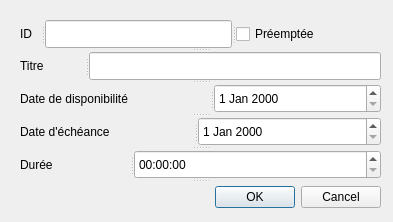
Before: the Qt Designer form Application/InterfaceGraphique/editionTacheUnitaireWindow.ui in Erzrael/LO21, drawn with Qt 5.
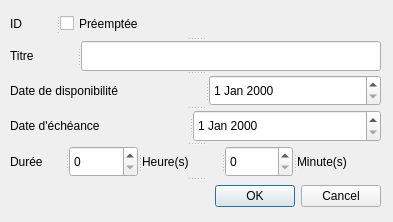
After: the same form once the commit is applied.

```diff
--- a/Application/InterfaceGraphique/editionTacheUnitaireWindow.ui
+++ b/Application/InterfaceGraphique/editionTacheUnitaireWindow.ui
@@ -16,10 +16,10 @@
   <widget class="QSplitter" name="splitter_6">
    <property name="geometry">
     <rect>
-     <x>20</x>
-     <y>20</y>
-     <width>361</width>
-     <height>191</height>
+     <x>10</x>
+     <y>10</y>
+     <width>371</width>
+     <height>201</height>
     </rect>
    </property>
    <property name="orientation">
@@ -34,7 +34,6 @@
       <string>ID</string>
      </property>
     </widget>
-    <widget class="QLineEdit" name="ID_Edit"/>
     <widget class="QCheckBox" name="Preempte_Box">
      <property name="text">
       <string>Préemptée</string>
@@ -83,7 +82,18 @@
       <string>Durée</string>
      </property>
     </widget>
-    <widget class="QTimeEdit" name="Duree_Edit"/>
+    <widget class="QSpinBox" name="Heure_Box"/>
+    <widget class="QLabel" name="Heure_Lab">
+     <property name="text">
+      <string>Heure(s)</string>
+     </property>
+    </widget>
+    <widget class="QSpinBox" name="Minute_Box"/>
+    <widget class="QLabel" name="Minute_Lab">
+     <property name="text">
+      <string>Minute(s)</string>
+     </property>
+    </widget>
    </widget>
    <widget class="QDialogButtonBox" name="buttonBox">
     <property name="orientation">
```
Left out of the diff: 35 changed lines with no effect on the pictures.
